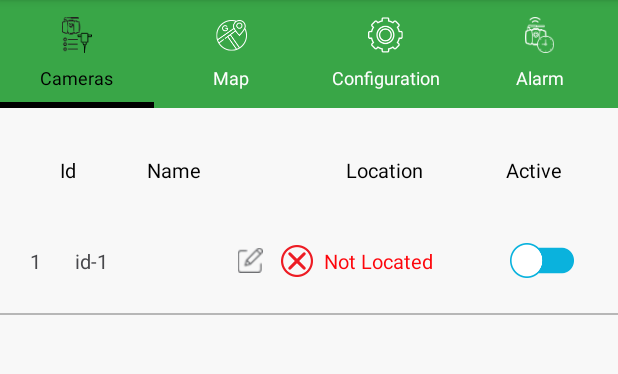
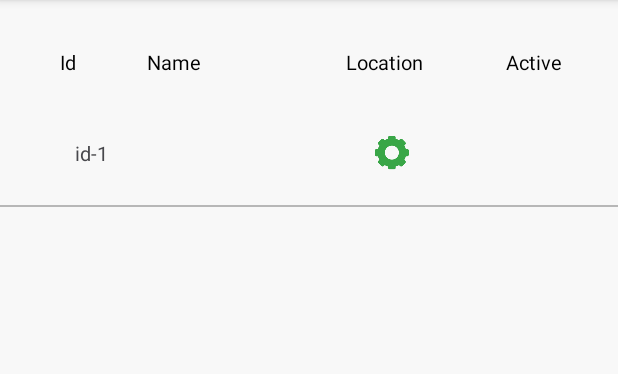
Before and after one commit to hispin/SG-Trail_Manager, an Android app: the MyScreensActivity screen opened directly, with no data from a screen before it, on a phone screen of 412 x 824 dp, the part 84-458 px from its top. Run offline under Robolectric (Android 15) with nearby library versions, the phone set to English and light mode, and no system bars.

Commit message:
- intermediate

```diff
--- a/app/src/main/java/com/sensoguard/trailmanager/activities/ActivationActivity.kt
+++ b/app/src/main/java/com/sensoguard/trailmanager/activities/ActivationActivity.kt
@@ -15,8 +15,8 @@ import androidx.appcompat.widget.AppCompatTextView
 import com.sensoguard.trailmanager.R
 import com.sensoguard.trailmanager.classes.CryptoHandler
 import com.sensoguard.trailmanager.global.ACTIVATION_CODE_KEY
+import com.sensoguard.trailmanager.global.CURRENT_ITEM_TOP_MENU_KEY
 import com.sensoguard.trailmanager.global.IMEI_KEY
-import com.sensoguard.trailmanager.global.IS_LOAD_APP
 import com.sensoguard.trailmanager.global.setStringInPreference
 import org.apache.commons.lang3.StringUtils
 
@@ -84,10 +84,10 @@ class ActivationActivity : AppCompatActivity() {
 
             if (myActivateCodeWhitespace == tmp) {
                 setStringInPreference(applicationContext,ACTIVATION_CODE_KEY,etEnterCode?.text.toString())
-                val inn = Intent(this, MainActivity::class.java)
-                inn.putExtra(IS_LOAD_APP, true)
-                inn.addFlags(Intent.FLAG_ACTIVITY_NEW_TASK or Intent.FLAG_ACTIVITY_CLEAR_TASK)
-                startActivity(Intent(inn))
+                openCameraScreen()
+//                val inn = Intent(this, MainActivity::class.java)
+//                inn.addFlags(Intent.FLAG_ACTIVITY_NEW_TASK or Intent.FLAG_ACTIVITY_CLEAR_TASK)
+//                startActivity(Intent(inn))
             } else {
                 Toast.makeText(
                     this,
@@ -96,6 +96,14 @@ class ActivationActivity : AppCompatActivity() {
                 ).show()
             }
         }
+    }
+
+    //in trail manager ,open camera screen immediately
+    private fun openCameraScreen() {
+        val inn = Intent(this, MyScreensActivity::class.java)
+        inn.putExtra(CURRENT_ITEM_TOP_MENU_KEY, 0)
+        inn.addFlags(Intent.FLAG_ACTIVITY_NEW_TASK or Intent.FLAG_ACTIVITY_CLEAR_TASK)
+        startActivity(inn)
     }
 
     //check if the field of edit text is empty
--- a/app/src/main/java/com/sensoguard/trailmanager/activities/InitAppActivity.kt
+++ b/app/src/main/java/com/sensoguard/trailmanager/activities/InitAppActivity.kt
@@ -37,10 +37,10 @@ class InitAppActivity : AppCompatActivity() {
         if(!localActivateCode.equals(NO_DATA)){
             val myActivateCode= CryptoHandler.getInstance().encrypt(myImei)
             if(localActivateCode!=null && myActivateCode.startsWith(localActivateCode)){
-                val inn = Intent(this, MainActivity::class.java)
-                inn.putExtra(IS_LOAD_APP, true)
-                inn.addFlags(Intent.FLAG_ACTIVITY_NEW_TASK or Intent.FLAG_ACTIVITY_CLEAR_TASK)
-                startActivity(inn)
+                openCameraScreen()
+//                val inn = Intent(this, MainActivity::class.java)
+//                inn.addFlags(Intent.FLAG_ACTIVITY_NEW_TASK or Intent.FLAG_ACTIVITY_CLEAR_TASK)
+//                startActivity(inn)
             }else{
                 Toast.makeText(this,resources.getString(R.string.wrong_activate_code), Toast.LENGTH_SHORT).show()
                 openActivation()
@@ -48,6 +48,14 @@ class InitAppActivity : AppCompatActivity() {
         }else{
             openActivation()
         }
+    }
+
+    //in trail manager ,open camera screen immediately
+    private fun openCameraScreen() {
+        val inn = Intent(this, MyScreensActivity::class.java)
+        inn.putExtra(CURRENT_ITEM_TOP_MENU_KEY, 0)
+        inn.addFlags(Intent.FLAG_ACTIVITY_NEW_TASK or Intent.FLAG_ACTIVITY_CLEAR_TASK)
+        startActivity(inn)
     }
 
     //open activation screen
--- a/app/src/main/java/com/sensoguard/trailmanager/activities/MainActivity.kt
+++ b/app/src/main/java/com/sensoguard/trailmanager/activities/MainActivity.kt
@@ -87,7 +87,7 @@ class MainActivity : AppCompatActivity() {
         val isLoadApp = intent.getBooleanExtra(IS_LOAD_APP, false)
         if (isLoadApp) {
             //startServiceRepeat()
-            startJobServiceRepeat()
+            //startJobServiceRepeat()
         }
     }
 
--- a/app/src/main/java/com/sensoguard/trailmanager/activities/MyScreensActivity.kt
+++ b/app/src/main/java/com/sensoguard/trailmanager/activities/MyScreensActivity.kt
@@ -23,7 +23,6 @@ import androidx.fragment.app.Fragment
 import androidx.fragment.app.FragmentManager
 import androidx.fragment.app.FragmentStatePagerAdapter
 import androidx.viewpager.widget.ViewPager
-import com.google.android.material.tabs.TabLayout
 import com.sensoguard.trailmanager.R
 import com.sensoguard.trailmanager.classes.GeneralItemMenu
 import com.sensoguard.trailmanager.classes.LanguageManager
@@ -34,7 +33,6 @@ import com.sensoguard.trailmanager.fragments.SensorsFragment
 import com.sensoguard.trailmanager.global.*
 import com.sensoguard.trailmanager.interfaces.OnFragmentListener
 import com.sensoguard.trailmanager.services.ServiceHandleAlarms
-import kotlinx.android.synthetic.main.activity_my_screens.*
 import java.io.File
 import java.io.FileOutputStream
 import java.io.IOException
@@ -193,7 +191,7 @@ class MyScreensActivity : AppCompatActivity(), OnFragmentListener {
 
     private fun configTabs() {
 
-        val tabs = findViewById<TabLayout>(R.id.tab_layout)
+        //val tabs = findViewById<TabLayout>(R.id.tab_layout)
 
         viewPager = findViewById(R.id.vPager)
         collectionPagerAdapter = CollectionPagerAdapter(supportFragmentManager)
@@ -206,11 +204,11 @@ class MyScreensActivity : AppCompatActivity(), OnFragmentListener {
         })
 
         //relate the tab layout to viewpager because we need to add the icons
-        tabs.setupWithViewPager(vPager)
-        tabs.getTabAt(0)?.icon = ContextCompat.getDrawable(this@MyScreensActivity, R.drawable.selected_sensor_tab)
-        tabs.getTabAt(1)?.icon = ContextCompat.getDrawable(this@MyScreensActivity, R.drawable.selected_map_tab)
-        tabs.getTabAt(2)?.icon = ContextCompat.getDrawable(this@MyScreensActivity, R.drawable.selected_config_tab)
-        tabs.getTabAt(3)?.icon = ContextCompat.getDrawable(this@MyScreensActivity, R.drawable.selected_alarm_log_tab)
+//        tabs.setupWithViewPager(vPager)
+//        tabs.getTabAt(0)?.icon = ContextCompat.getDrawable(this@MyScreensActivity, R.drawable.selected_sensor_tab)
+//        tabs.getTabAt(1)?.icon = ContextCompat.getDrawable(this@MyScreensActivity, R.drawable.selected_map_tab)
+//        tabs.getTabAt(2)?.icon = ContextCompat.getDrawable(this@MyScreensActivity, R.drawable.selected_config_tab)
+//        tabs.getTabAt(3)?.icon = ContextCompat.getDrawable(this@MyScreensActivity, R.drawable.selected_alarm_log_tab)
 
         viewPager.currentItem = currentItemTopMenu
 
--- a/app/src/main/java/com/sensoguard/trailmanager/adapters/CamerasAdapter.kt
+++ b/app/src/main/java/com/sensoguard/trailmanager/adapters/CamerasAdapter.kt
@@ -6,12 +6,8 @@ import android.content.Context
 import android.view.LayoutInflater
 import android.view.View
 import android.view.ViewGroup
-import android.view.inputmethod.EditorInfo
-import android.view.inputmethod.InputMethodManager
-import android.widget.ImageButton
 import android.widget.TextView
-import android.widget.ToggleButton
-import androidx.core.content.ContextCompat
+import androidx.appcompat.widget.AppCompatImageButton
 import androidx.recyclerview.widget.RecyclerView
 import com.sensoguard.trailmanager.R
 import com.sensoguard.trailmanager.classes.Camera
@@ -50,11 +46,13 @@ class CamerasAdapter(
 
     inner class ViewHolder(private val _itemView: View, private val itemClick: (Camera) -> Unit) :
         RecyclerView.ViewHolder(_itemView) {
-        private var tvId: TextView?=null
+        //private var tvId: TextView?=null
         private var tvName: TextView?=null
-        private var togIsActive: ToggleButton?=null
-        private var ibEditName:ImageButton?=null
-        private var tvIsLocate:TextView?=null
+        private var tvPhoneNum: TextView? = null
+        private var ibEditCamera: AppCompatImageButton? = null
+        //private var togIsActive: ToggleButton?=null
+        //private var ibEditName:ImageButton?=null
+        //private var tvIsLocate:TextView?=null
 
         //TODO press twice
         var etName: TextView?=null
@@ -68,42 +66,39 @@ class CamerasAdapter(
 
 
         fun bindReservation(sensor: Camera) {
-            tvId = _itemView.findViewById(R.id.tvId)
+            //tvId = _itemView.findViewById(R.id.tvId)
            tvName = _itemView.findViewById(R.id.tvName)
-           togIsActive = _itemView.findViewById(R.id.togIsActive)
-           etName = _itemView.findViewById(R.id.etName)
-           ibEditName = _itemView.findViewById(R.id.ibEditName)
-           tvIsLocate = _itemView.findViewById(R.id.tvIsLocate)
+            tvPhoneNum = _itemView.findViewById(R.id.tvPhoneNum)
+            ibEditCamera = _itemView.findViewById(R.id.ibEditCamera)
+            //togIsActive = _itemView.findViewById(R.id.togIsActive)
+            //etName = _itemView.findViewById(R.id.etName)
+            //ibEditName = _itemView.findViewById(R.id.ibEditName)
+            //tvIsLocate = _itemView.findViewById(R.id.tvIsLocate)
 
 
             //if(isShowAll){
                //in position 0 show the titles
 
             //check if the sensor is located in ic_map_main then sign it in accordance
-               togIsActive?.isChecked = sensor.isArmed()
-               if(sensor.getLongtitude()==null || sensor.getLatitude()== null){
-                   tvIsLocate?.setTextColor( ContextCompat.getColor(context,R.color.red1))
-                   tvIsLocate?.text = context.resources.getString(R.string.not_located)
-                   tvIsLocate?.setCompoundDrawablesWithIntrinsicBounds(R.drawable.ic_not_located, 0, 0, 0)
-               }else{
-                   tvIsLocate?.setTextColor( ContextCompat.getColor(context,R.color.turquoise_blue))
-                   tvIsLocate?.text = context.resources.getString(R.string.located)
-                   tvIsLocate?.setCompoundDrawablesWithIntrinsicBounds(R.drawable.ic_located, 0, 0, 0)
-               }
+            //togIsActive?.isChecked = sensor.isArmed()
+//               if(sensor.getLongtitude()==null || sensor.getLatitude()== null){
+//                   tvIsLocate?.setTextColor( ContextCompat.getColor(context,R.color.red1))
+//                   tvIsLocate?.text = context.resources.getString(R.string.not_located)
+//                   tvIsLocate?.setCompoundDrawablesWithIntrinsicBounds(R.drawable.ic_not_located, 0, 0, 0)
+//               }else{
+//                   tvIsLocate?.setTextColor( ContextCompat.getColor(context,R.color.turquoise_blue))
+//                   tvIsLocate?.text = context.resources.getString(R.string.located)
+//                   tvIsLocate?.setCompoundDrawablesWithIntrinsicBounds(R.drawable.ic_located, 0, 0, 0)
+//               }
 
-               togIsActive?.setOnCheckedChangeListener { buttonView, isChecked ->
-                   sensor.setArm(isChecked)
-                   onAdapterListener.saveCamera(sensor)
-               }
+//               togIsActive?.setOnCheckedChangeListener { buttonView, isChecked ->
+//                   sensor.setArm(isChecked)
+//                   onAdapterListener.saveCamera(sensor)
+//               }
 
 
-               ibEditName?.setOnClickListener{
+            ibEditCamera?.setOnClickListener {
                    itemClick.invoke(sensors[adapterPosition])
-//                   tvName?.visibility = View.INVISIBLE
-//                   etName?.visibility = View.VISIBLE
-//                   etName?.requestFocus()
-//                   val manager = context.getSystemService(Context.INPUT_METHOD_SERVICE) as InputMethodManager?
-//                   manager!!.showSoftInput(etName, 0)
                    return@setOnClickListener
                }
 
@@ -117,31 +112,32 @@ class CamerasAdapter(
 //                   return@setOnLongClickListener true
 //               }
 
-               etName?.setOnEditorActionListener { v, actionId, event ->
-                   if (actionId == EditorInfo.IME_ACTION_DONE) {
-                       if (!v.text.isNullOrEmpty()) {
-                           sensor.setName(v.text.toString())
-                           onAdapterListener.saveNameSensor(sensor)
-                       }
-                       tvName?.visibility = View.VISIBLE
-                       etName?.visibility = View.INVISIBLE
-                       //TODO find better way to hide the softkey
-                       val imm = v.context.getSystemService(Context.INPUT_METHOD_SERVICE) as InputMethodManager
-                       imm.hideSoftInputFromWindow(v.windowToken, 0)
-                       true
-                   } else {
-                       false
-                   }
-               }
+//               etName?.setOnEditorActionListener { v, actionId, event ->
+//                   if (actionId == EditorInfo.IME_ACTION_DONE) {
+//                       if (!v.text.isNullOrEmpty()) {
+//                           sensor.setName(v.text.toString())
+//                           onAdapterListener.saveNameSensor(sensor)
+//                       }
+//                       tvName?.visibility = View.VISIBLE
+//                       //etName?.visibility = View.INVISIBLE
+//                       //TODO find better way to hide the softkey
+//                       val imm = v.context.getSystemService(Context.INPUT_METHOD_SERVICE) as InputMethodManager
+//                       imm.hideSoftInputFromWindow(v.windowToken, 0)
+//                       true
+//                   } else {
+//                       false
+//                   }
+//               }
 //           }else {
 //               togIsActive?.visibility=View.GONE
 //               tvIsLocate?.visibility=View.GONE
 //           }
 
 
-               tvId?.text = sensor.getId()
+            //tvId?.text = sensor.getId()
                tvName?.text = sensor.getName()
-               etName?.hint= sensor.getName()
+            tvPhoneNum?.text = sensor.phoneNum
+            //etName?.hint= sensor.getName()
 
         }
     }
--- a/app/src/main/java/com/sensoguard/trailmanager/classes/CryptoHandler.java
+++ b/app/src/main/java/com/sensoguard/trailmanager/classes/CryptoHandler.java
@@ -18,7 +18,7 @@ import javax.crypto.spec.SecretKeySpec;
 
 public class CryptoHandler {
 
-    String SecretKey = "Camera12Key123456789012345678901";//"DetectorKey123456789012345678901";
+    String SecretKey = "Comand12Key123456789012345678901";//"Camera12Key123456789012345678901";//"DetectorKey123456789012345678901";
     String IV = "DetectorIv123456";
 
     private static CryptoHandler instance = null;
--- a/app/src/main/res/layout/activity_my_screens.xml
+++ b/app/src/main/res/layout/activity_my_screens.xml
@@ -68,18 +68,18 @@
     >
 
 
-        <com.google.android.material.tabs.TabLayout
-                android:id="@+id/tab_layout"
-                android:layout_width="match_parent"
-                android:layout_height="wrap_content"
-                app:tabTextColor="@color/white1"
-                app:tabSelectedTextColor="@color/black"
-                app:tabIndicatorColor="@color/black"
-                app:tabIndicatorHeight="4dp"
-                app:tabIndicatorGravity="bottom"
-                app:tabIndicatorFullWidth="true"
-                app:tabPaddingStart="0dp"
-                app:tabPaddingEnd="0dp"
+        <!--        <com.google.android.material.tabs.TabLayout-->
+        <!--                android:id="@+id/tab_layout"-->
+        <!--                android:layout_width="match_parent"-->
+        <!--                android:layout_height="wrap_content"-->
+        <!--                app:tabTextColor="@color/white1"-->
+        <!--                app:tabSelectedTextColor="@color/black"-->
+        <!--                app:tabIndicatorColor="@color/black"-->
+        <!--                app:tabIndicatorHeight="4dp"-->
+        <!--                app:tabIndicatorGravity="bottom"-->
+        <!--                app:tabIndicatorFullWidth="true"-->
+        <!--                app:tabPaddingStart="0dp"-->
+        <!--                app:tabPaddingEnd="0dp"-->
 
         />
 
--- a/app/src/main/res/layout/item_sensor.xml
+++ b/app/src/main/res/layout/item_sensor.xml
@@ -5,20 +5,6 @@
         android:layout_height="70dp" xmlns:app="http://schemas.android.com/apk/res-auto"
         xmlns:tool="http://schemas.android.com/tools">
 
-
-    <TextView
-            android:id="@+id/tvId"
-            android:layout_width="wrap_content"
-            android:layout_height="wrap_content"
-            tool:text="id"
-            android:textSize="13.3sp"
-            android:textColor="@color/dark1"
-            android:fontFamily="@font/arialmt"
-            app:layout_constraintStart_toStartOf="parent"
-            app:layout_constraintTop_toTopOf="parent"
-            app:layout_constraintBottom_toBottomOf="parent"
-            app:layout_constraintHorizontal_bias="0.050"
-            app:layout_constraintEnd_toEndOf="parent"/>
 
     <TextView
             android:id="@+id/tvName"
@@ -31,79 +17,85 @@
             app:layout_constraintStart_toStartOf="parent"
             app:layout_constraintTop_toTopOf="parent"
             app:layout_constraintBottom_toBottomOf="parent"
-            app:layout_constraintHorizontal_bias="0.150"
-            android:ellipsize="end"
-            android:ems="5"
-            android:maxLines="1"
-            app:layout_constraintEnd_toEndOf="parent" />
+            android:layout_marginStart="50dp" />
 
-    <EditText
-            android:id="@+id/etName"
-            tool:text="dddd"
-            android:hint="@string/rename"
+    <TextView
+            android:id="@+id/tvPhoneNum"
             android:layout_width="wrap_content"
             android:layout_height="wrap_content"
+            android:layout_marginStart="150dp"
             android:textSize="13.3sp"
             android:textColor="@color/dark1"
             android:fontFamily="@font/arialmt"
             app:layout_constraintStart_toStartOf="parent"
             app:layout_constraintTop_toTopOf="parent"
             app:layout_constraintBottom_toBottomOf="parent"
-            app:layout_constraintHorizontal_bias="0.150"
-            app:layout_constraintEnd_toEndOf="parent"
-            android:visibility="invisible"
-            android:inputType="text"
-            android:imeOptions="actionDone"
-
-    />
+            android:drawablePadding="7.3dp"
+            android:gravity="center"
+            tool:text="phone" />
 
 
     <androidx.appcompat.widget.AppCompatImageButton
-            android:id="@+id/ibEditName"
+            android:id="@+id/ibEditCamera"
             android:layout_width="wrap_content"
             android:layout_height="wrap_content"
-            app:srcCompat="@drawable/ic_edit"
+            android:layout_marginStart="250dp"
+            android:background="@color/transparent"
+            app:layout_constraintBottom_toBottomOf="parent"
             app:layout_constraintStart_toStartOf="parent"
             app:layout_constraintTop_toTopOf="parent"
-            app:layout_constraintBottom_toBottomOf="parent"
-            app:layout_constraintEnd_toEndOf="parent"
-            app:layout_constraintHorizontal_bias="0.400"
-            android:background="@color/transparent"
-            android:padding="2dp"
-    />
+            app:srcCompat="@drawable/cam_settings"
 
-    <TextView
-            android:id="@+id/tvIsLocate"
-            android:layout_width="wrap_content"
-            android:layout_height="wrap_content"
-            android:text="@string/not_located"
-            android:drawableStart="@drawable/ic_not_located"
-            android:textSize="13.3sp"
-            android:textColor="@color/red1"
-            android:fontFamily="@font/arialmt"
-            app:layout_constraintStart_toEndOf="@+id/ibEditName"
-            app:layout_constraintTop_toTopOf="parent"
-            app:layout_constraintBottom_toBottomOf="parent"
-            android:layout_marginStart="10dp"
-            android:gravity="center"
-            android:drawablePadding="7.3dp"
-    />
+            />
 
-    <ToggleButton
-            android:id="@+id/togIsActive"
-            android:layout_width="55dp"
-            android:layout_height="wrap_content"
-            android:button="@drawable/toggle_selector_active"
-            android:gravity="center"
-            android:background="@color/transparent"
-            android:textOff=""
-            android:textOn=""
-            app:layout_constraintStart_toStartOf="parent"
-            app:layout_constraintTop_toTopOf="parent"
-            app:layout_constraintBottom_toBottomOf="parent"
-            app:layout_constraintEnd_toEndOf="parent"
-            app:layout_constraintHorizontal_bias="0.954"
-    />
+
+    <!--    <androidx.appcompat.widget.AppCompatImageButton-->
+    <!--            android:id="@+id/ibEditName"-->
+    <!--            android:layout_width="wrap_content"-->
+    <!--            android:layout_height="wrap_content"-->
+    <!--            app:srcCompat="@drawable/ic_edit"-->
+    <!--            app:layout_constraintStart_toStartOf="parent"-->
+    <!--            app:layout_constraintTop_toTopOf="parent"-->
+    <!--            app:layout_constraintBottom_toBottomOf="parent"-->
+    <!--            app:layout_constraintEnd_toEndOf="parent"-->
+    <!--            app:layout_constraintHorizontal_bias="0.400"-->
+    <!--            android:background="@color/transparent"-->
+    <!--            android:padding="2dp"-->
+    <!--    />-->
+
+    <!--    <TextView-->
+    <!--            android:id="@+id/tvIsLocate"-->
+    <!--            android:layout_width="wrap_content"-->
+    <!--            android:layout_height="wrap_content"-->
+    <!--            android:text="@string/not_located"-->
+    <!--            android:drawableStart="@drawable/ic_not_located"-->
+    <!--            android:textSize="13.3sp"-->
+    <!--            android:textColor="@color/red1"-->
+    <!--            android:fontFamily="@font/arialmt"-->
+    <!--            app:layout_constraintStart_toEndOf="@+id/ibEditName"-->
+    <!--            app:layout_constraintTop_toTopOf="parent"-->
+    <!--            app:layout_constraintBottom_toBottomOf="parent"-->
+    <!--            android:layout_marginStart="25dp"-->
+    <!--            android:gravity="center"-->
+    <!--            android:drawablePadding="7.3dp"-->
+    <!--    />-->
+
+    <!--    <ToggleButton-->
+    <!--            android:id="@+id/togIsActive"-->
+    <!--            android:layout_width="55dp"-->
+    <!--            android:layout_height="wrap_content"-->
+    <!--            android:button="@drawable/toggle_selector_active"-->
+    <!--            android:gravity="center"-->
+    <!--            android:background="@color/transparent"-->
+    <!--            android:textOff=""-->
+    <!--            android:textOn=""-->
+    <!--            app:layout_constraintStart_toStartOf="parent"-->
+    <!--            app:layout_constraintTop_toTopOf="parent"-->
+    <!--            app:layout_constraintBottom_toBottomOf="parent"-->
+    <!--            app:layout_constraintEnd_toEndOf="parent"-->
+    <!--            app:layout_constraintHorizontal_bias="0.954"-->
+    <!--    />-->
+
 
     <!--&lt;!&ndash;<TextView&ndash;&gt;-->
             <!--&lt;!&ndash;android:id="@+id/tvIsActive"&ndash;&gt;-->
--- a/app/src/main/res/values/strings.xml
+++ b/app/src/main/res/values/strings.xml
@@ -1,5 +1,5 @@
 <resources>
-    <string name="app_name">SG-Hunter</string>
+    <string name="app_name">SG-Trail Manager</string>
 
     <!-- TODO: Remove or change this placeholder text -->
     <string name="empty_field_error">This field cannot be blank</string>
```
